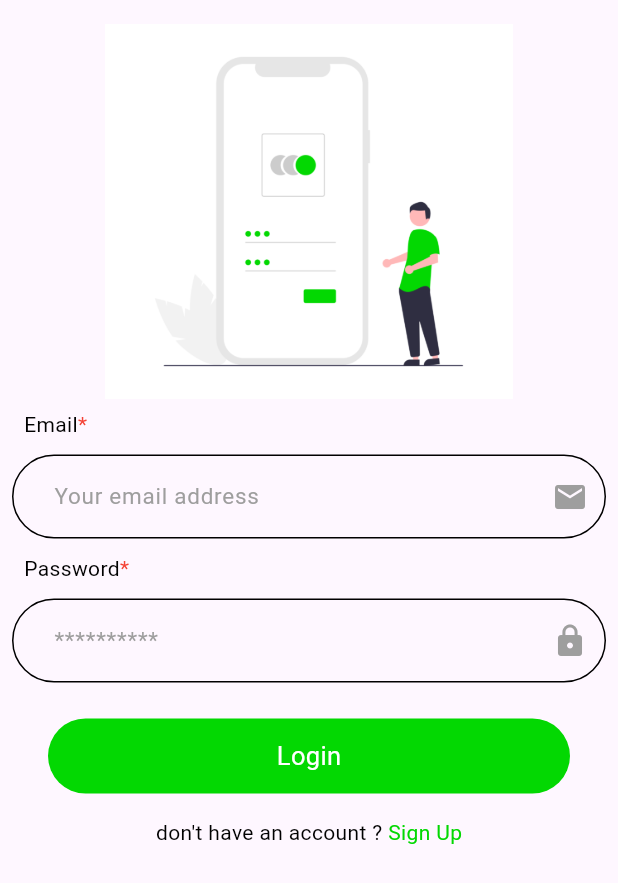
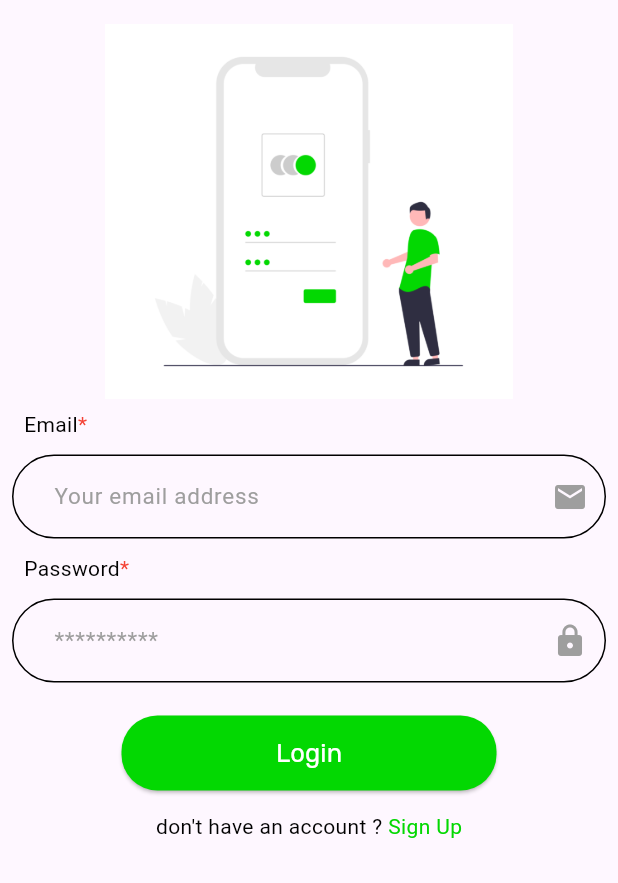
Before and after one commit to MostafaAtef7/CV2CAREER-app, a Flutter app: the SignUpPage screen opened by its route, after a tap on "Login", on a phone screen of 412 x 824 dp. Shown: the top 883 px of the screen. Run offline on Flutter 3.47's test engine with Material 3 defaults, Android fonts, the phone set to English and light mode, and no system bars; drawn by our look-alikes of modal_progress_hud_nsn; our stand-ins replace animated_text_kit, bloc, curved_navigation_bar, firebase_auth, firebase_core, flutter_bloc and 2 more; accounts and stored records are empty.

Commit message:
last  update made in our meeting

```diff
--- a/lib/core/utils/classes/app_routers.dart
+++ b/lib/core/utils/classes/app_routers.dart
@@ -1,8 +1,11 @@
+import 'package:flutter_bloc/flutter_bloc.dart';
 import 'package:go_router/go_router.dart';
+import 'package:gp_app/features/auth/presentation/manager/cubits/auth_cubit/auth_cubit.dart';
 import 'package:gp_app/features/auth/presentation/view/login.dart';
 import 'package:gp_app/features/auth/presentation/view/signup.dart';
 import 'package:gp_app/features/job_view_details/presentation/view/job_view_details.dart';
 import 'package:gp_app/features/onboarding/presentation/view/onboarding.dart';
+import 'package:gp_app/features/setting/presentantion/setting_view.dart';
 import 'package:gp_app/features/splash/presentation/view/splash_view.dart';
 
 import '../../../features/home/presentation/view/home_view.dart';
@@ -11,8 +14,9 @@ abstract class AppRouter {
   static const String homeView = "/homeView";
   static const String jobViewDetails = "/jobViewDetails";
   static const String onboarding = "/onboarding";
-  static const String login = "/auth/login.dart";
-  static const String signup = "/auth/signuo.dart";
+  static const String login = "/login";
+  static const String signup = "/signuo";
+  static const String setting = "/setting";
 
   static final router = GoRouter(
     routes: [
@@ -35,11 +39,21 @@ abstract class AppRouter {
       ),
       GoRoute(
         path: login,
-        builder: (ctx, state) => LoginPage(),
+        builder: (ctx, state) => BlocProvider(
+          create: (context) => AuthCubit(),
+          child: const LoginPage(),
+        ),
       ),
       GoRoute(
         path: signup,
-        builder: (ctx, state) => SignUpPage(),
+        builder: (ctx, state) => BlocProvider(
+          create: (context) => AuthCubit(),
+          child: SignUpPage(),
+        ),
+      ),
+            GoRoute(
+        path: setting,
+        builder: (ctx, state) => const Setting(),
       ),
     ],
   );
--- a/lib/features/auth/presentation/view/widgets/show_quick_alert.dart
+++ b/lib/core/utils/functions/show_quick_alert.dart
@@ -1,7 +1,7 @@
 import 'package:flutter/material.dart';
 import 'package:quickalert/quickalert.dart';
 
-import '../../../../../constants.dart';
+import '../../../constants.dart';
 
 void showQuickAlert(
     {required BuildContext context,
--- a/lib/core/widgets/custom_buttom.dart
+++ b/lib/core/widgets/custom_buttom.dart
@@ -4,12 +4,14 @@ import '../../constants.dart';
 
 class CustomButton extends StatelessWidget {
   final double width, height;
-  const CustomButton({super.key, required this.width, required this.height});
+  final String text;
+  final Function()? onPressed;
+  const CustomButton({super.key, required this.width, required this.height, required this.text, this.onPressed});
 
   @override
   Widget build(BuildContext context) {
     return ElevatedButton(
-      onPressed: () {},
+      onPressed: onPressed,
       style: ButtonStyle(
         minimumSize: MaterialStateProperty.all<Size>(Size(width, height)),
         backgroundColor: MaterialStateProperty.all<Color>(kPrimaryColor),
@@ -20,11 +22,13 @@ class CustomButton extends StatelessWidget {
           ),
         ),
       ),
-      child: const Text(
-        "Apply",
-        style: TextStyle(
+      child: Text(
+        text,
+        style: const TextStyle(
           color: Colors.white,
           fontFamily: "Rubik",
+          fontWeight: FontWeight.w400,
+          fontSize: 17,
         ),
       ),
     );
--- a/lib/features/auth/presentation/view/login.dart
+++ b/lib/features/auth/presentation/view/login.dart
@@ -2,22 +2,33 @@ import 'package:flutter/material.dart';
 import 'package:flutter_bloc/flutter_bloc.dart';
 import 'package:go_router/go_router.dart';
 import 'package:gp_app/core/utils/classes/app_routers.dart';
+import 'package:gp_app/core/widgets/custom_buttom.dart';
 import 'package:modal_progress_hud_nsn/modal_progress_hud_nsn.dart';
 import 'package:quickalert/models/quickalert_type.dart';
 
 import '../../../../constants.dart';
 import '../manager/cubits/auth_cubit/auth_cubit.dart';
-import 'widgets/custom_button.dart';
+
 import 'widgets/custom_text.dart';
 import 'widgets/custom_text_form_field.dart';
-import 'widgets/show_quick_alert.dart';
+import '../../../../core/utils/functions/show_quick_alert.dart';
 
-class LoginPage extends StatelessWidget {
-  LoginPage({super.key});
+class LoginPage extends StatefulWidget {
+  const LoginPage({super.key});
+
+  @override
+  State<LoginPage> createState() => _LoginPageState();
+}
+
+class _LoginPageState extends State<LoginPage> {
   String? emailAddress;
+
   String? password;
+
   GlobalKey<FormState> loginKey = GlobalKey();
+
   bool isLoading = false;
+
   @override
   Widget build(BuildContext context) {
     return BlocConsumer<AuthCubit, AuthState>(
@@ -75,9 +86,11 @@ class LoginPage extends StatelessWidget {
                               .hasMatch(value)) {
                             return 'Invalid Email';
                           }
+                          return null;
                         },
                         hintText: 'Your email address',
                         suffixIcon: const Icon(Icons.mail),
+                        controller: null,
                       ),
                       const CustomText(text: 'Password'),
                       CustomTextFormField(
@@ -91,19 +104,26 @@ class LoginPage extends StatelessWidget {
                           if (value!.isEmpty) {
                             return 'Field is required';
                           }
+                          return null;
                         },
                         hintText: '**********',
                         suffixIcon: const Icon(Icons.lock),
+                        controller: null,
                       ),
-                      CustomButton(
+                      Padding(
+                        padding: const EdgeInsets.all(14.0),
+                        child: CustomButton(
                           text: 'Login',
-                        onTap: () {
+                          width: 250,
+                          height: 50,
+                          onPressed: () {
                             if (loginKey.currentState!.validate()) {
                               BlocProvider.of<AuthCubit>(context).login(
                                   emailAddress: emailAddress!,
                                   password: password!);
                             }
                           },
+                        ),
                       ),
                       Row(
                         mainAxisAlignment: MainAxisAlignment.center,
--- a/lib/features/auth/presentation/view/signup.dart
+++ b/lib/features/auth/presentation/view/signup.dart
@@ -2,15 +2,15 @@ import 'package:flutter/material.dart';
 import 'package:flutter_bloc/flutter_bloc.dart';
 import 'package:go_router/go_router.dart';
 import 'package:gp_app/core/utils/classes/app_routers.dart';
+import 'package:gp_app/core/widgets/custom_buttom.dart';
 import 'package:modal_progress_hud_nsn/modal_progress_hud_nsn.dart';
 import 'package:quickalert/models/quickalert_type.dart';
 
 import '../../../../constants.dart';
 import '../manager/cubits/auth_cubit/auth_cubit.dart';
-import 'widgets/custom_button.dart';
 import 'widgets/custom_text.dart';
 import 'widgets/custom_text_form_field.dart';
-import 'widgets/show_quick_alert.dart';
+import '../../../../core/utils/functions/show_quick_alert.dart';
 
 class SignUpPage extends StatefulWidget {
   SignUpPage({super.key});
@@ -99,7 +99,8 @@ class _SignUpPageState extends State<SignUpPage> {
                             if (value!.isEmpty) {
                               return 'Field is required';
                             }
-                          },
+                            return null;
+                          }, controller: null,
                         ),
                         const CustomText(text: 'Email'),
                         CustomTextFormField(
@@ -119,7 +120,8 @@ class _SignUpPageState extends State<SignUpPage> {
                                 .hasMatch(value)) {
                               return 'Invalid Email';
                             }
-                          },
+                            return null;
+                          }, controller: null,
                         ),
                         const CustomText(text: 'Password'),
                         CustomTextFormField(
@@ -139,6 +141,7 @@ class _SignUpPageState extends State<SignUpPage> {
                             if (value.length < 6) {
                               return 'Password must be at least 6 characters';
                             }
+                            return null;
                           },
                         ),
                         const CustomText(text: 'Confirm Password'),
@@ -161,6 +164,7 @@ class _SignUpPageState extends State<SignUpPage> {
                                 confirmPasswordController.text) {
                               return 'Password doesn\'t match';
                             }
+                            return null;
                           },
                         ),
                         Row(
@@ -191,9 +195,13 @@ class _SignUpPageState extends State<SignUpPage> {
                             const Text('Job Seeker'),
                           ],
                         ),
-                        CustomButton(
+                        Padding(
+                          padding: const EdgeInsets.all(14.0),
+                          child: CustomButton(
                             text: 'Sign Up ',
-                          onTap: () {
+                            width: 250,
+                            height: 50,
+                            onPressed: () {
                               if (signupKey.currentState!.validate()) {
                                 BlocProvider.of<AuthCubit>(context).signUp(
                                   emailAddress: emailAddress!,
@@ -202,7 +210,10 @@ class _SignUpPageState extends State<SignUpPage> {
                               }
                             },
                           ),
-                        Row(
+                        ),
+                        Padding(
+                          padding: const EdgeInsets.only(bottom: 10.0),
+                          child: Row(
                             mainAxisAlignment: MainAxisAlignment.center,
                             children: [
                               const Text(
@@ -224,6 +235,7 @@ class _SignUpPageState extends State<SignUpPage> {
                                 ),
                               ),
                             ],
+                          ),
                         )
                       ],
                     )
--- a/lib/features/auth/presentation/view/widgets/custom_button.dart
+++ /dev/null
@@ -1,35 +0,0 @@
-import 'package:flutter/material.dart';
-
-import '../../../../../constants.dart';
-
-class CustomButton extends StatelessWidget {
-  CustomButton({super.key, required this.text, required this.onTap});
-  final String text;
-  VoidCallback? onTap;
-  @override
-  Widget build(BuildContext context) {
-    return Padding(
-      padding: const EdgeInsets.symmetric(horizontal: 32, vertical: 16),
-      child: GestureDetector(
-        onTap: onTap,
-        child: Container(
-          width: double.infinity,
-          height: 50,
-          decoration: BoxDecoration(
-            color: kPrimaryColor,
-            borderRadius: BorderRadius.circular(32),
-          ),
-          child: Center(
-            child: Text(
-              text,
-              style: const TextStyle(
-                  color: Colors.white,
-                  fontSize: 17,
-                  fontWeight: FontWeight.w400),
-            ),
-          ),
-        ),
-      ),
-    );
-  }
-}
--- a/lib/features/auth/presentation/view/widgets/custom_text_form_field.dart
+++ b/lib/features/auth/presentation/view/widgets/custom_text_form_field.dart
@@ -1,22 +1,23 @@
 import 'package:flutter/material.dart';
 
 class CustomTextFormField extends StatelessWidget {
-  CustomTextFormField(
-      {super.key,
-      required this.hintText,
-      required this.suffixIcon,
-      required this.onSumbitted,
-      required this.onChanged,
-      required this.validator,
-      this.controller,
-      this.obsureText = false});
+  const CustomTextFormField({
+    super.key,
+    required this.hintText,
+    required this.suffixIcon,
+    required this.onSumbitted,
+    required this.onChanged,
+    required this.validator,
+    @required this.controller,
+    this.obsureText = false,
+  });
   final String hintText;
   final Icon suffixIcon;
   final bool obsureText;
   final Function(String)? onSumbitted;
   final Function(String)? onChanged;
   final String? Function(String?)? validator;
-  TextEditingController? controller;
+  final TextEditingController? controller;
   @override
   Widget build(BuildContext context) {
     return Padding(
--- a/lib/features/home/presentation/view/home_view.dart
+++ b/lib/features/home/presentation/view/home_view.dart
@@ -1,8 +1,8 @@
 import 'package:flutter/material.dart';
 import 'package:gp_app/core/widgets/custom_app_bar.dart';
 
-import 'functions/bottom_bar_select_page.dart';
-import 'widgets/bottom_bar.dart';
+import '../../../../core/utils/functions/bottom_bar_select_page.dart';
+import '../../../../core/widgets/bottom_bar.dart';
 
 class HomeView extends StatefulWidget {
   const HomeView({super.key});
--- a/lib/features/splash/presentation/view/widgets/splash_view_body.dart
+++ b/lib/features/splash/presentation/view/widgets/splash_view_body.dart
@@ -1,4 +1,5 @@
 import 'package:animated_text_kit/animated_text_kit.dart';
+import 'package:firebase_auth/firebase_auth.dart';
 import 'package:flutter/material.dart';
 import 'package:go_router/go_router.dart';
 import 'package:gp_app/constants.dart';
@@ -20,7 +21,9 @@ class _SplashViewBodyState extends State<SplashViewBody> {
 
   void navigatToHomeView() {
     Future.delayed(const Duration(seconds: 5), () {
-      GoRouter.of(context).push(AppRouter.onboarding);
+      FirebaseAuth.instance.currentUser == null
+            ? GoRouter.of(context).pushReplacement(AppRouter.onboarding)
+            : GoRouter.of(context).pushReplacement(AppRouter.homeView);
     });
   }
 
```
Also changed, not shown: lib/core/utils/functions/bottom_bar_select_page.dart (added, +19 -0 lines), lib/core/widgets/bottom_bar.dart (added, +33 -0 lines), lib/features/job_view_details/presentation/view/widgets/job_view_details_body.dart (+5 -3 lines), lib/features/setting/presentantion/setting_view.dart (added, +15 -0 lines), lib/features/setting/presentantion/widgets/setting_view_body.dart (added, +27 -0 lines), lib/main.dart (+13 -10 lines). Lines whose indentation alone changed are shown as unchanged.
